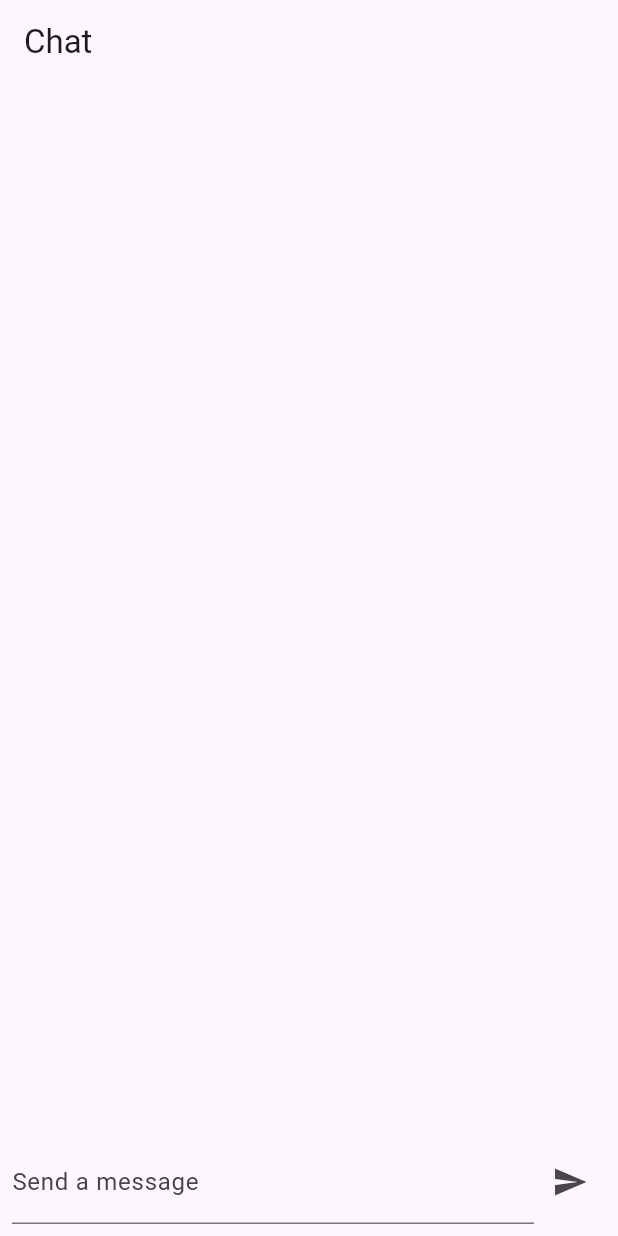
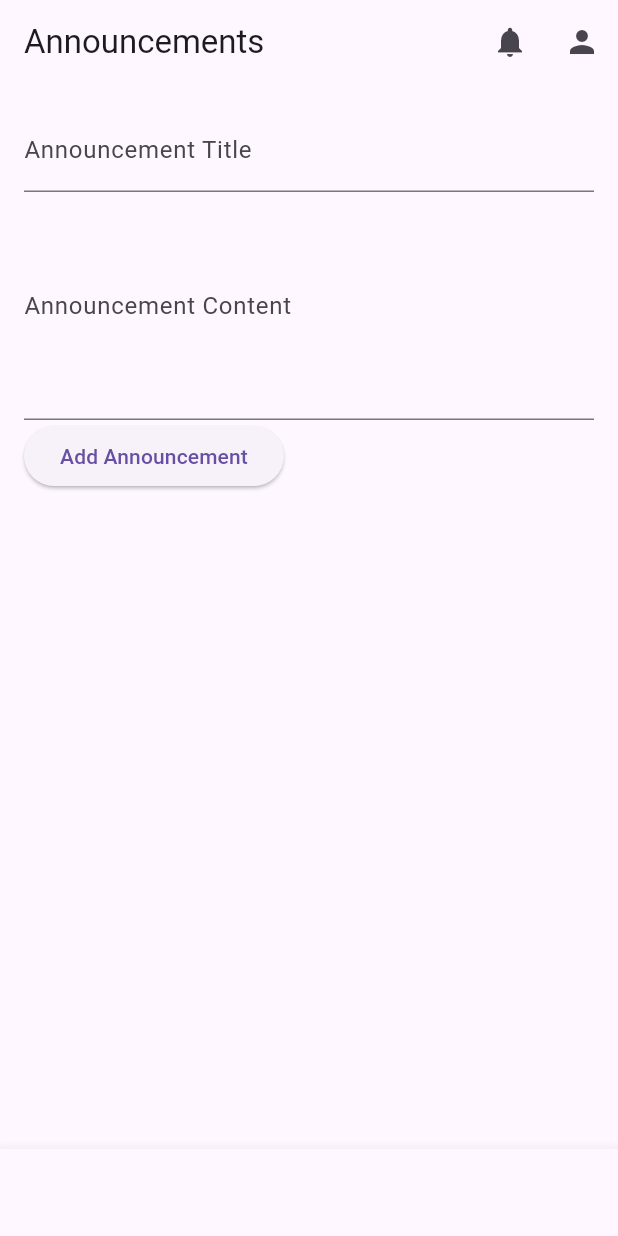
Before and after one commit to Chong1120/MAE_Assignment, a Flutter app: the screen it shows after launch, on a phone screen of 412 x 824 dp. Run offline on Flutter 3.47's test engine with Material 3 defaults, Android fonts, the phone set to English and light mode, and no system bars; network calls fail.

Commit message:
submit by Karen
update admin announcement page

```diff
--- /dev/null
+++ b/assignment/lib/admin/feature/admin_announcement_f.dart
@@ -0,0 +1,43 @@
+import 'dart:convert';
+import 'package:http/http.dart' as http;
+
+const String databaseURL = 'https://fitness-app-490b6-default-rtdb.asia-southeast1.firebasedatabase.app/';
+
+Future<void> saveAnnouncement(String senderName, String dateTime, String title, String content) async {
+  final url = Uri.parse('${databaseURL}announcement.json');
+
+  await http.post(url, body: json.encode({
+    'sender_name': senderName,
+    'date_time': dateTime, // Keep this as a string
+    'title': title,
+    'content': content,
+  }));
+}
+
+Future<List<dynamic>> getAnnouncements() async {
+  final url = Uri.parse('${databaseURL}announcement.json');
+  final response = await http.get(url);
+
+  if (response.statusCode == 200) {
+    final Map<String, dynamic> data = json.decode(response.body);
+
+    // Convert the entries into a list
+    List<Map<String, dynamic>> announcements = data.entries.map((entry) {
+      final announcement = entry.value;
+      return {
+        'id': entry.key,
+        'sender_name': announcement['sender_name'],
+        'date_time': announcement['date_time'] as String, // Keep date_time as String
+        'title': announcement['title'],
+        'content': announcement['content'],
+      };
+    }).toList();
+
+    // Sort the announcements by date_time in descending order
+    announcements.sort((a, b) => b['date_time'].compareTo(a['date_time']));
+
+    return announcements;
+  } else {
+    throw Exception('Failed to load announcements');
+  }
+}
--- /dev/null
+++ b/assignment/lib/admin/view/admin_announcement.dart
@@ -0,0 +1,150 @@
+import 'package:flutter/material.dart';
+import '../feature/admin_announcement_f.dart'; // Import the functions file
+
+class AdminAnnouncement extends StatefulWidget {
+  const AdminAnnouncement({super.key});
+
+  @override
+  _AdminAnnouncementState createState() => _AdminAnnouncementState();
+}
+
+class _AdminAnnouncementState extends State<AdminAnnouncement> {
+  final TextEditingController _titleController = TextEditingController();
+  final TextEditingController _contentController = TextEditingController();
+  List announcements = [];
+
+  @override
+  void initState() {
+    super.initState();
+    fetchAnnouncements(); // Fetch existing announcements when the page loads
+  }
+
+  void fetchAnnouncements() async {
+    final fetchedAnnouncements = await getAnnouncements(); // Function to get announcements from Firebase
+    setState(() {
+      announcements = fetchedAnnouncements; // Update the announcements state
+    });
+  }
+
+  void addAnnouncement() {
+    final title = _titleController.text;
+    final content = _contentController.text;
+
+    if (title.isNotEmpty && content.isNotEmpty) {
+      final dateTime = DateTime.now().toIso8601String();
+      saveAnnouncement('admin1', dateTime, title, content); // Function to save announcement to Firebase
+
+      _titleController.clear();
+      _contentController.clear();
+      fetchAnnouncements(); // Refresh the announcement list after adding a new one
+    }
+  }
+
+  void navigateToPage(int index) {
+    switch (index) {
+      case 0:
+        Navigator.pushNamed(context, '/admin_home');
+        break;
+      case 1:
+        Navigator.pushNamed(context, '/admin_activity');
+        break;
+      case 2:
+        // Current page, do nothing
+        break;
+      case 3:
+        Navigator.pushNamed(context, '/admin_manage');
+        break;
+      case 4:
+        Navigator.pushNamed(context, '/admin_feedback');
+        break;
+    }
+  }
+
+  @override
+  Widget build(BuildContext context) {
+    return Scaffold(
+      appBar: AppBar(
+        title: const Text('Announcements'),
+        actions: [
+          IconButton(
+            icon: const Icon(Icons.notifications),
+            onPressed: () {
+              Navigator.pushNamed(context, '/admin_notification');
+            },
+          ),
+          IconButton(
+            icon: const Icon(Icons.person),
+            onPressed: () {
+              Navigator.pushNamed(context, '/admin_profile');
+            },
+          ),
+        ],
+      ),
+      body: Padding(
+        padding: const EdgeInsets.all(16.0),
+        child: Column(
+          crossAxisAlignment: CrossAxisAlignment.start,
+          children: [
+            // First box: Add new announcement
+            TextField(
+              controller: _titleController,
+              decoration: const InputDecoration(labelText: 'Announcement Title'),
+            ),
+            TextField(
+              controller: _contentController,
+              decoration: const InputDecoration(labelText: 'Announcement Content'),
+              maxLines: 5, // Increased max lines for content input
+            ),
+            ElevatedButton(
+              onPressed: addAnnouncement,
+              child: const Text('Add Announcement'),
+            ),
+
+            const SizedBox(height: 20),
+
+            // Second box: Display existing announcements
+            Expanded(
+              child: ListView.builder(
+                itemCount: announcements.length,
+                itemBuilder: (context, index) {
+                  final announcement = announcements[index];
+                  return Card(
+                    margin: const EdgeInsets.symmetric(vertical: 8),
+                    child: ListTile(
+                      title: Text(announcement['title']),
+                      subtitle: Column(
+                        crossAxisAlignment: CrossAxisAlignment.start,
+                        children: [
+                          Text(
+                            announcement['date_time'],
+                            style: const TextStyle(color: Colors.grey, fontSize: 12),
+                          ),
+                          const SizedBox(height: 4), // Spacing between date and content
+                          Text(
+                            announcement['content'],
+                            maxLines: 5, // Adjust this to show more lines
+                            overflow: TextOverflow.ellipsis,
+                          ),
+                        ],
+                      ),
+                    ),
+                  );
+                },
+              ),
+            ),
+          ],
+        ),
+      ),
+      bottomNavigationBar: BottomNavigationBar(
+        items: const [
+          BottomNavigationBarItem(icon: Icon(Icons.home), label: 'Home'),
+          BottomNavigationBarItem(icon: Icon(Icons.list), label: 'Activity'),
+          BottomNavigationBarItem(icon: Icon(Icons.add), label: 'Add'),
+          BottomNavigationBarItem(icon: Icon(Icons.manage_accounts), label: 'Manage'),
+          BottomNavigationBarItem(icon: Icon(Icons.feedback), label: 'Feedback'),
+        ],
+        onTap: navigateToPage,
+      ),
+    );
+  }
+}
--- a/assignment/lib/main.dart
+++ b/assignment/lib/main.dart
@@ -1,92 +1,36 @@
 import 'package:flutter/material.dart';
-import 'chat_service.dart'; // Import your chat service
+import 'admin/view/admin_announcement.dart'; // Import your announcement page
+// import 'view/admin_notification.dart'; // Ensure you import other pages you may use
+// import 'view/admin_profile.dart';
+// import 'view/admin_home.dart';
+// import 'view/admin_activity.dart';
+// import 'view/admin_manage.dart';
+// import 'view/admin_feedback.dart';
 
 void main() {
-  runApp(MyApp());
+  runApp(const MyApp());
 }
 
 class MyApp extends StatelessWidget {
+  const MyApp({super.key});
+
   @override
   Widget build(BuildContext context) {
     return MaterialApp(
-      title: 'Firebase Demo',
+      title: 'Your App Title',
       theme: ThemeData(
         primarySwatch: Colors.blue,
       ),
-      home: ChatScreen(),
+      initialRoute: '/',
+      routes: {
+        '/': (context) => const AdminAnnouncement(), // Set AdminAnnouncement as the home page
+        // '/admin_notification': (context) => AdminNotification(), // Replace with your actual notification page
+        // '/admin_profile': (context) => AdminProfile(), // Replace with your actual profile page
+        // '/admin_home': (context) => AdminHome(), // Replace with your actual home page
+        // '/admin_activity': (context) => AdminActivity(), // Replace with your actual activity page
+        // '/admin_manage': (context) => AdminManage(), // Replace with your actual manage page
+        // '/admin_feedback': (context) => AdminFeedback(), // Replace with your actual feedback page
+      },
     );
   }
 }
-
-class ChatScreen extends StatefulWidget {
-  @override
-  _ChatScreenState createState() => _ChatScreenState();
-}
-
-class _ChatScreenState extends State<ChatScreen> {
-  final TextEditingController _controller = TextEditingController();
-  final ChatService _chatService = ChatService();
-  List<dynamic> _messages = [];
-
-  @override
-  void initState() {
-    super.initState();
-    fetchMessages();
-  }
-
-  Future<void> fetchMessages() async {
-    _messages = await _chatService.fetchMessages();
-    setState(() {});
-  }
-
-  void addMessage(String message) {
-    _chatService.addMessage(message).then((_) {
-      _controller.clear(); // Clear the input after sending
-      fetchMessages(); // Refresh the message list
-    });
-  }
-
-  @override
-  Widget build(BuildContext context) {
-    return Scaffold(
-      appBar: AppBar(
-        title: Text('Chat'),
-      ),
-      body: Column(
-        children: [
-          Expanded(
-            child: ListView.builder(
-              itemCount: _messages.length,
-              itemBuilder: (context, index) {
-                return ListTile(
-                  title: Text(_messages[index]['text']),
-                );
-              },
-            ),
-          ),
-          Padding(
-            padding: const EdgeInsets.all(8.0),
-            child: Row(
-              children: [
-                Expanded(
-                  child: TextField(
-                    controller: _controller,
-                    decoration: InputDecoration(labelText: 'Send a message'),
-                  ),
-                ),
-                IconButton(
-                  icon: Icon(Icons.send),
-                  onPressed: () {
-                    if (_controller.text.isNotEmpty) {
-                      addMessage(_controller.text);
-                    }
-                  },
-                ),
-              ],
-            ),
-          ),
-        ],
-      ),
-    );
-  }
-}
```
